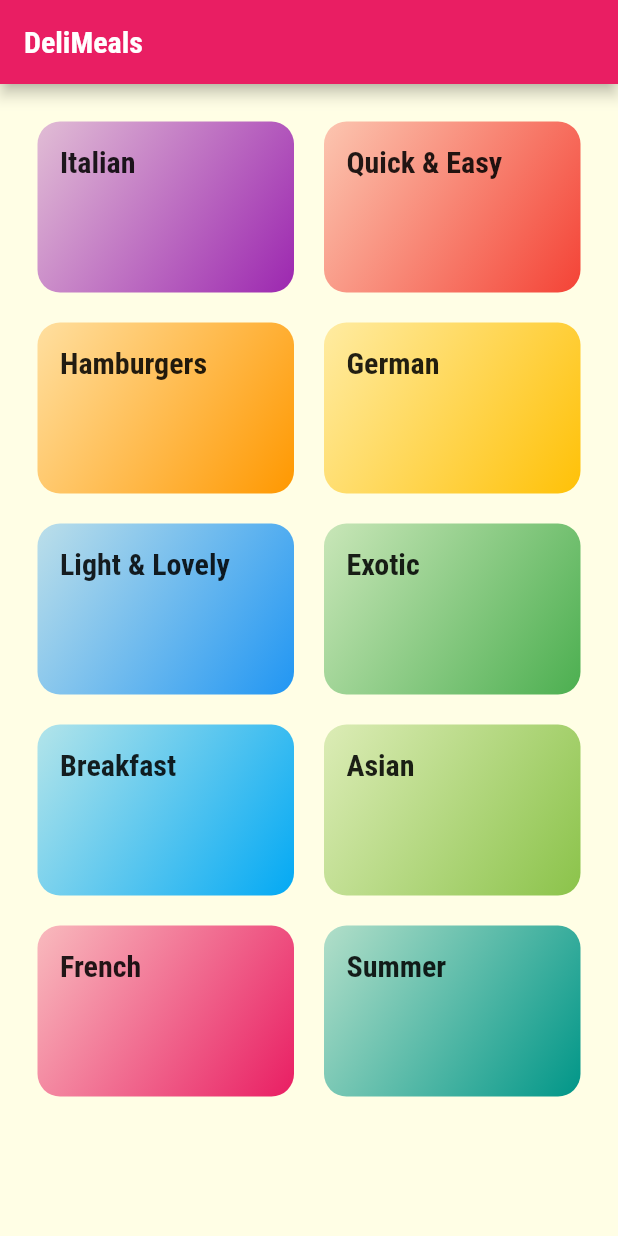
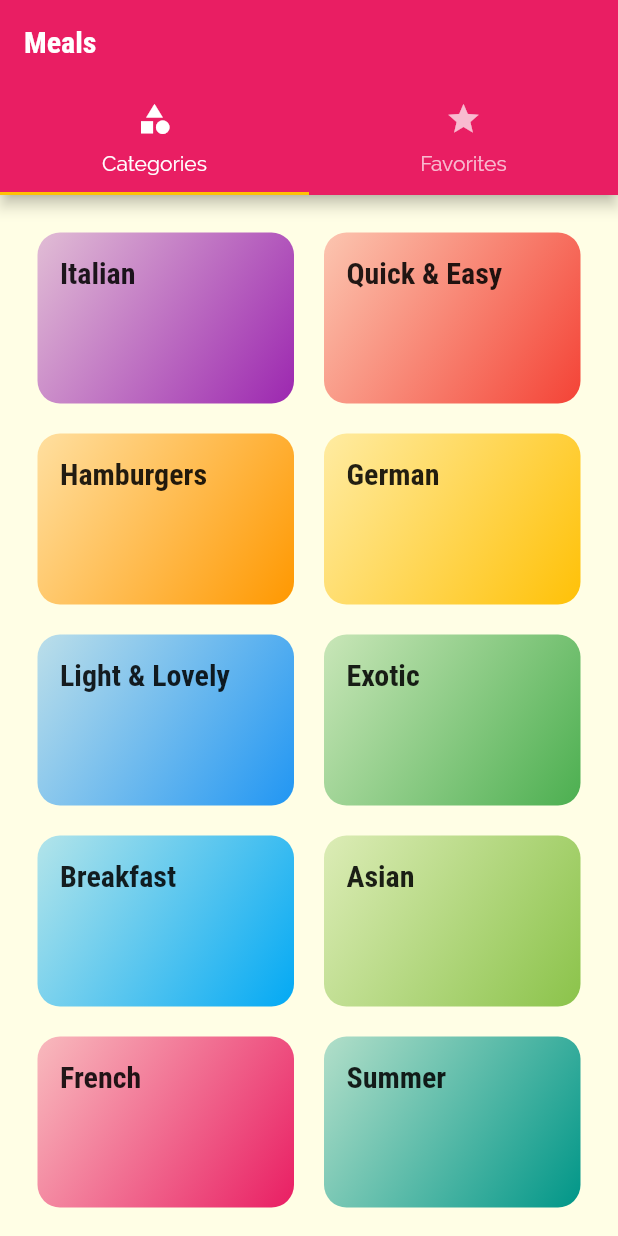
Before and after one commit to terinSeb/Meals_App_Flutter, a Flutter app: the screen it shows after launch, on a phone screen of 412 x 824 dp. Run offline on Flutter 3.47's test engine with Material 2 defaults, Android fonts, the phone set to English and light mode, and no system bars.

Commit message:
Adding a TabBar to AppBar

```diff
--- a/lib/main.dart
+++ b/lib/main.dart
@@ -1,7 +1,7 @@
 import 'package:flutter/material.dart';
 import 'package:meals_app_flutter/screens/meals_details_screen.dart';
+import 'package:meals_app_flutter/screens/tabs_screen.dart';
 import 'screens/category_meals_screnn.dart';
-import 'screens/categories_screnn.dart';
 
 void main() => runApp(const MyApp());
 
@@ -27,9 +27,19 @@
       // home: const CategoriesScreen(),
       // initialRoute: '/',
       routes: {
-        '/': (context) => const CategoriesScreen(),
+        // '/': (context) => const CategoriesScreen(),
+        '/': (context) => const TabScreen(),
         CategoryMealsScreen.routeName: ((ctx) => const CategoryMealsScreen()),
         MealsDetailScreen.rootName: (ctx) => const MealsDetailScreen()
+      },
+      onGenerateRoute: (settings) {
+        // debugPrint(settings?.arguments);
+        return MaterialPageRoute(
+            builder: ((context) => const CategoryMealsScreen()));
+      },
+      onUnknownRoute: (settings) {
+        return MaterialPageRoute(
+            builder: ((context) => const CategoryMealsScreen()));
       },
     );
   }
--- a/lib/screens/categories_screnn.dart
+++ b/lib/screens/categories_screnn.dart
@@ -7,9 +7,7 @@
 
   @override
   Widget build(BuildContext context) {
-    return Scaffold(
-      appBar: AppBar(title: const Text('DeliMeals')),
-      body: GridView(
+    return GridView(
         padding: const EdgeInsets.all(25),
         gridDelegate: const SliverGridDelegateWithMaxCrossAxisExtent(
             maxCrossAxisExtent: 200,
@@ -22,7 +20,6 @@
                   color: elm.color,
                   catgeoryId: elm.id,
                 ))
-              .toList()),
-    );
+            .toList());
   }
 }
--- /dev/null
+++ b/lib/screens/tabs_screen.dart
@@ -0,0 +1,36 @@
+import 'package:flutter/material.dart';
+import 'package:meals_app_flutter/screens/favorites_screen.dart';
+import './categories_screnn.dart';
+
+class TabScreen extends StatefulWidget {
+  const TabScreen({Key? key}) : super(key: key);
+
+  @override
+  State<TabScreen> createState() => _TabScreenState();
+}
+
+class _TabScreenState extends State<TabScreen> {
+  @override
+  Widget build(BuildContext context) {
+    return DefaultTabController(
+        length: 2,
+        initialIndex: 0,
+        child: Scaffold(
+          appBar: AppBar(
+            title: const Text('Meals'),
+            bottom: const TabBar(tabs: [
+              Tab(
+                icon: Icon(Icons.category),
+                text: 'Categories',
+              ),
+              Tab(
+                icon: Icon(Icons.star),
+                text: 'Favorites',
+              )
+            ]),
+          ),
+          body: const TabBarView(
+              children: [CategoriesScreen(), FavoritesScreen()]),
+        ));
+  }
+}
```
Also changed, not shown: lib/screens/favorites_screen.dart (added, +13 -0 lines), lib/screens/meals_details_screen.dart (+76 -7 lines). Lines whose indentation alone changed are shown as unchanged.
